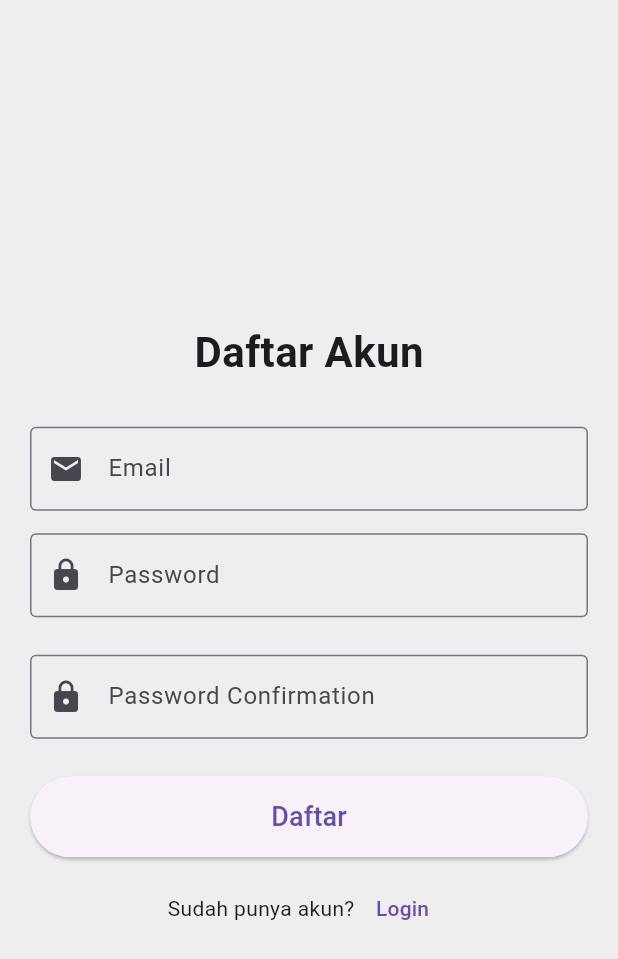
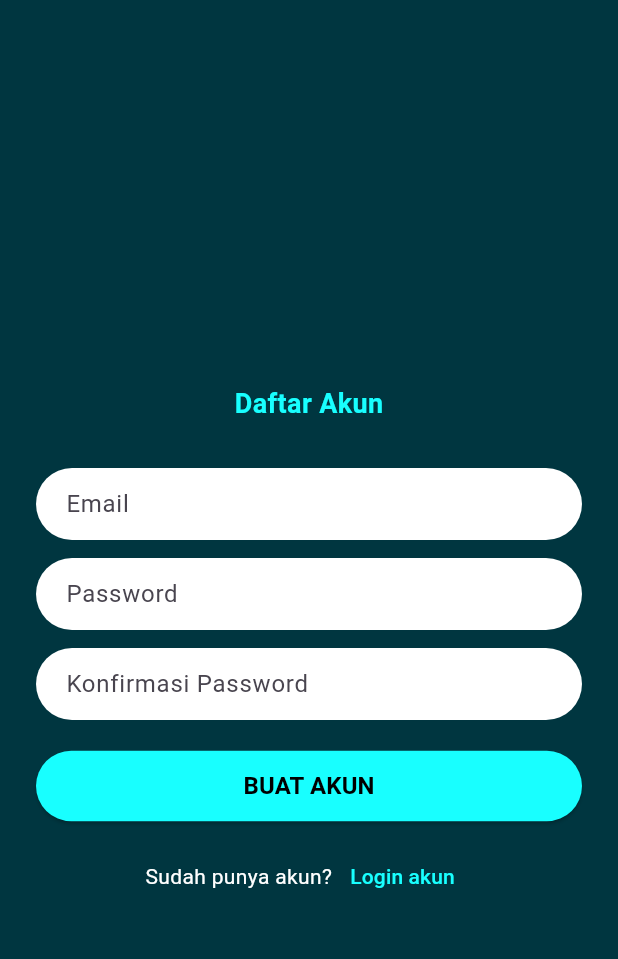
Before and after one commit to boboiboyapi01/flutter-project-01, a Flutter app: the screen it shows after launch, after a tap on "Daftar", on a phone screen of 412 x 824 dp. Shown: the top 959 px of the screen. Run offline on Flutter 3.47's test engine with Material 3 defaults, Android fonts, the phone set to English and light mode, and no system bars.

Commit message:
login page update

```diff
--- a/edupresence/lib/login/login_page.dart
+++ b/edupresence/lib/login/login_page.dart
@@ -1,96 +1,123 @@
 import 'package:flutter/material.dart';
 import 'register_page.dart';
 
-class LoginPage extends StatefulWidget {
+class LoginPage extends StatelessWidget {
   const LoginPage({super.key});
-
-  @override
-  State<LoginPage> createState() => _LoginPageState();
-}
-
-class _LoginPageState extends State<LoginPage> {
-  final TextEditingController emailController = TextEditingController();
-  final TextEditingController passwordController = TextEditingController();
 
   @override
   Widget build(BuildContext context) {
     return Scaffold(
-      backgroundColor: const Color.fromRGBO(9, 52, 67, 1),
-      body: Center(
+      backgroundColor: const Color.fromRGBO(
+        9,
+        52,
+        67,
+        1,
+      ), // Warna background seperti desain
+      body: SafeArea(
+        child: Center(
           child: SingleChildScrollView(
-          padding: const EdgeInsets.all(20),
+            padding: const EdgeInsets.symmetric(horizontal: 24.0),
             child: Column(
-            crossAxisAlignment: CrossAxisAlignment.center,
+              mainAxisAlignment: MainAxisAlignment.center,
               children: [
-              // const Icon(Icons.face_retouching_natural,
-              //     size: 80, color: Colors.blue),
-              // const SizedBox(height: 20),
-              Text(
-                "Welcome to EduPresence",
+                const SizedBox(height: 40),
+                const Text(
+                  'Selamat datang di\nEduPresence',
+                  textAlign: TextAlign.center,
                   style: TextStyle(
-                  fontSize: 32,
+                    color: Color.fromRGBO(21, 218, 218, 1),
+                    fontSize: 18,
                     fontWeight: FontWeight.bold,
-                  fontFamily: 'Bahnschrift',
-                  color: Color.fromRGBO(21, 218, 218, 1),
                   ),
                 ),
                 const SizedBox(height: 30),
 
                 // Email field
                 TextField(
-                controller: emailController,
-                decoration: const InputDecoration(
-                  labelText: "Email",
-                  border: OutlineInputBorder(),
-                  prefixIcon: Icon(Icons.email),
+                  decoration: InputDecoration(
+                    hintText: 'Email',
+                    filled: true,
+                    fillColor: Colors.white,
+                    contentPadding: const EdgeInsets.symmetric(
+                      vertical: 8,
+                      horizontal: 16,
+                    ),
+                    border: OutlineInputBorder(
+                      borderRadius: BorderRadius.circular(30),
+                      borderSide: BorderSide.none,
                     ),
                   ),
-              const SizedBox(height: 15),
+                ),
+                const SizedBox(height: 12),
 
                 // Password field
                 TextField(
-                controller: passwordController,
                   obscureText: true,
-                decoration: const InputDecoration(
-                  labelText: "Password",
-                  border: OutlineInputBorder(),
-                  prefixIcon: Icon(Icons.lock),
+                  decoration: InputDecoration(
+                    hintText: 'Password',
+                    filled: true,
+                    fillColor: Colors.white,
+                    contentPadding: const EdgeInsets.symmetric(
+                      vertical: 8,
+                      horizontal: 16,
+                    ),
+                    border: OutlineInputBorder(
+                      borderRadius: BorderRadius.circular(30),
+                      borderSide: BorderSide.none,
                     ),
                   ),
-              const SizedBox(height: 25),
+                ),
+                const SizedBox(height: 20),
 
                 // Login button
                 SizedBox(
                   width: double.infinity,
                   child: ElevatedButton(
+                    style: ElevatedButton.styleFrom(
+                      backgroundColor: Colors.cyanAccent,
+                      foregroundColor: Colors.black,
+                      shape: RoundedRectangleBorder(
+                        borderRadius: BorderRadius.circular(30),
+                      ),
+                      padding: const EdgeInsets.symmetric(vertical: 12),
+                    ),
                     onPressed: () {
-                    // TODO: Proses login
+                      // TODO: Tambahkan logika login di sini
                     },
-                  style: ElevatedButton.styleFrom(
-                    padding: const EdgeInsets.symmetric(vertical: 14),
-                  ),
                     child: const Text(
-                    "Login",
-                    style: TextStyle(fontSize: 18),
+                      'LOGIN',
+                      style: TextStyle(
+                        fontWeight: FontWeight.bold,
+                        fontSize: 16,
                       ),
                     ),
                   ),
-              const SizedBox(height: 10),
+                ),
+                const SizedBox(height: 12),
 
-              // Navigate to register page
+                // Daftar akun link
                 Row(
                   mainAxisAlignment: MainAxisAlignment.center,
                   children: [
-                  const Text("Belum punya akun?"),
+                    const Text(
+                      "Belum punya akun?",
+                      style: TextStyle(color: Color.fromRGBO(255, 255, 255, 1)),
+                    ),
                     TextButton(
                       onPressed: () {
                         Navigator.push(
                           context,
                           MaterialPageRoute(
-                            builder: (context) => const RegisterPage()),
+                            builder: (context) => const RegisterPage(),
+                          ),
                         );
                       },
-                    child: const Text("Daftar"),
+                      child: const Text(
+                        "Daftar",
+                        style: TextStyle(
+                          color: Color.fromRGBO(21, 218, 218, 1),
+                        ),
+                      ),
                     ),
                   ],
                 ),
@@ -98,6 +125,7 @@ class _LoginPageState extends State<LoginPage> {
             ),
           ),
         ),
+      ),
     );
   }
 }
--- a/edupresence/lib/login/register_page.dart
+++ b/edupresence/lib/login/register_page.dart
@@ -8,91 +8,126 @@ class RegisterPage extends StatefulWidget {
 }
 
 class _RegisterPageState extends State<RegisterPage> {
-  final TextEditingController nameController = TextEditingController();
   final TextEditingController emailController = TextEditingController();
   final TextEditingController passwordController = TextEditingController();
-  final TextEditingController passwordConfirmationController = TextEditingController();
+  final TextEditingController passwordConfirmationController =
+      TextEditingController();
 
   @override
   Widget build(BuildContext context) {
     return Scaffold(
-      backgroundColor: Colors.grey[200],
-      body: Center(
+      backgroundColor: const Color(0xFF003640), // warna background sesuai desain
+      body: SafeArea(
+        child: Center(
           child: SingleChildScrollView(
-          padding: const EdgeInsets.all(20),
+            padding: const EdgeInsets.symmetric(horizontal: 24),
             child: Column(
-            crossAxisAlignment: CrossAxisAlignment.center,
+              mainAxisAlignment: MainAxisAlignment.center,
               children: [
-              const SizedBox(height: 20),
+                const SizedBox(height: 40),
                 const Text(
                   "Daftar Akun",
-                style: TextStyle(fontSize: 28, fontWeight: FontWeight.bold),
+                  style: TextStyle(
+                    fontSize: 18,
+                    fontWeight: FontWeight.bold,
+                    color: Colors.cyanAccent,
+                  ),
                 ),
                 const SizedBox(height: 30),
 
-              // Email field
+                // Email
                 TextField(
                   controller: emailController,
-                decoration: const InputDecoration(
-                  labelText: "Email",
-                  border: OutlineInputBorder(),
-                  prefixIcon: Icon(Icons.email),
+                  decoration: InputDecoration(
+                    hintText: "Email",
+                    filled: true,
+                    fillColor: Colors.white,
+                    contentPadding: const EdgeInsets.symmetric(
+                        vertical: 8, horizontal: 16),
+                    border: OutlineInputBorder(
+                      borderRadius: BorderRadius.circular(30),
+                      borderSide: BorderSide.none,
                     ),
                   ),
-              const SizedBox(height: 15),
+                ),
+                const SizedBox(height: 12),
 
-              // Password field
+                // Password
                 TextField(
                   controller: passwordController,
                   obscureText: true,
-                decoration: const InputDecoration(
-                  labelText: "Password",
-                  border: OutlineInputBorder(),
-                  prefixIcon: Icon(Icons.lock),
+                  decoration: InputDecoration(
+                    hintText: "Password",
+                    filled: true,
+                    fillColor: Colors.white,
+                    contentPadding: const EdgeInsets.symmetric(
+                        vertical: 8, horizontal: 16),
+                    border: OutlineInputBorder(
+                      borderRadius: BorderRadius.circular(30),
+                      borderSide: BorderSide.none,
                     ),
                   ),
-              const SizedBox(height: 25),
+                ),
+                const SizedBox(height: 12),
 
-              // Password confirmation field
+                // Konfirmasi Password
                 TextField(
                   controller: passwordConfirmationController,
                   obscureText: true,
-                decoration: const InputDecoration(
-                  labelText: "Password Confirmation",
-                  border: OutlineInputBorder(),
-                  prefixIcon: Icon(Icons.lock),
+                  decoration: InputDecoration(
+                    hintText: "Konfirmasi Password",
+                    filled: true,
+                    fillColor: Colors.white,
+                    contentPadding: const EdgeInsets.symmetric(
+                        vertical: 8, horizontal: 16),
+                    border: OutlineInputBorder(
+                      borderRadius: BorderRadius.circular(30),
+                      borderSide: BorderSide.none,
                     ),
                   ),
-              const SizedBox(height: 25),
+                ),
+                const SizedBox(height: 20),
 
-              // Register button
+                // Tombol BUAT AKUN
                 SizedBox(
                   width: double.infinity,
                   child: ElevatedButton(
+                    style: ElevatedButton.styleFrom(
+                      backgroundColor: Colors.cyanAccent,
+                      foregroundColor: Colors.black,
+                      shape: RoundedRectangleBorder(
+                        borderRadius: BorderRadius.circular(30),
+                      ),
+                      padding: const EdgeInsets.symmetric(vertical: 12),
+                    ),
                     onPressed: () {
                       // TODO: Proses register
                     },
-                  style: ElevatedButton.styleFrom(
-                    padding: const EdgeInsets.symmetric(vertical: 14),
-                  ),
                     child: const Text(
-                    "Daftar",
-                    style: TextStyle(fontSize: 18),
+                      "BUAT AKUN",
+                      style:
+                          TextStyle(fontWeight: FontWeight.bold, fontSize: 16),
                     ),
                   ),
                 ),
-              const SizedBox(height: 10),
+                const SizedBox(height: 12),
 
-              // Back to login
+                // Sudah punya akun
                 Row(
                   mainAxisAlignment: MainAxisAlignment.center,
                   children: [
-                  const Text("Sudah punya akun?"),
+                    const Text(
+                      "Sudah punya akun?",
+                      style: TextStyle(color: Colors.white),
+                    ),
                     TextButton(
                       onPressed: () {
                         Navigator.pop(context);
                       },
-                    child: const Text("Login"),
+                      child: const Text(
+                        "Login akun",
+                        style: TextStyle(color: Colors.cyanAccent),
+                      ),
                     ),
                   ],
                 ),
@@ -100,6 +135,7 @@ class _RegisterPageState extends State<RegisterPage> {
             ),
           ),
         ),
+      ),
     );
   }
 }
--- a/edupresence/lib/main.dart
+++ b/edupresence/lib/main.dart
@@ -15,7 +15,7 @@ class MyApp extends StatelessWidget {
       title: 'Login',
       theme: ThemeData(
         primarySwatch: Colors.blue,
-        scaffoldBackgroundColor: const Color.fromRGBO(9, 52, 67, 1),
+        scaffoldBackgroundColor: Colors.grey[200],
       ),
       home: const LoginPage(),
     );
```
Lines whose indentation alone changed are shown as unchanged.
